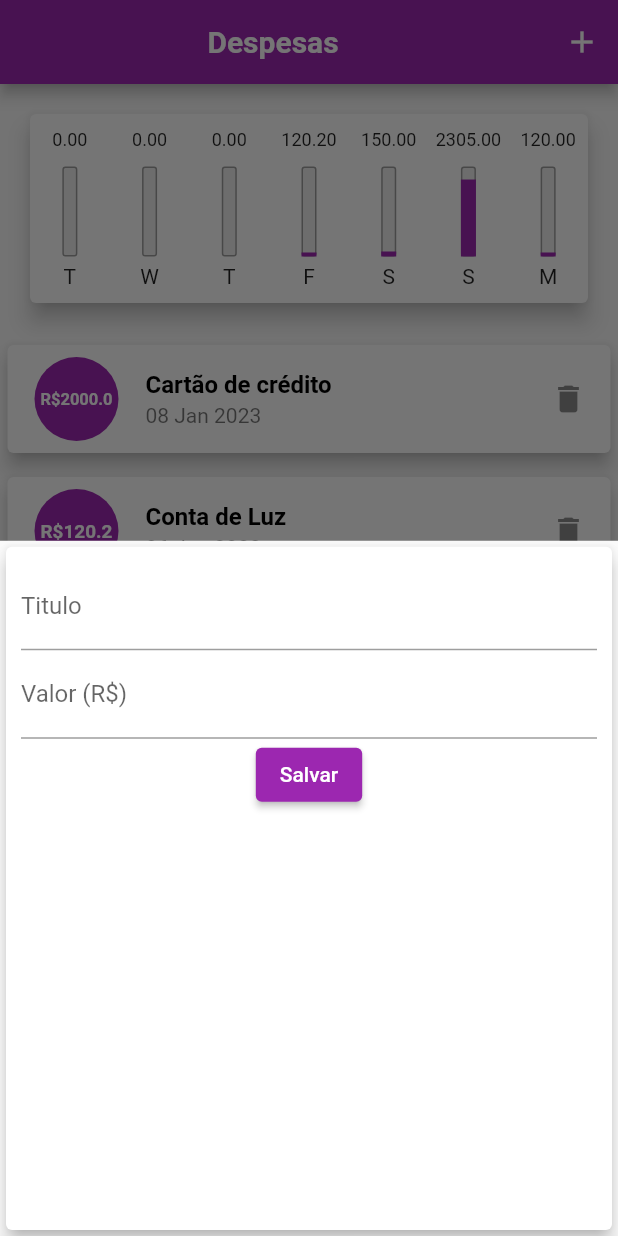
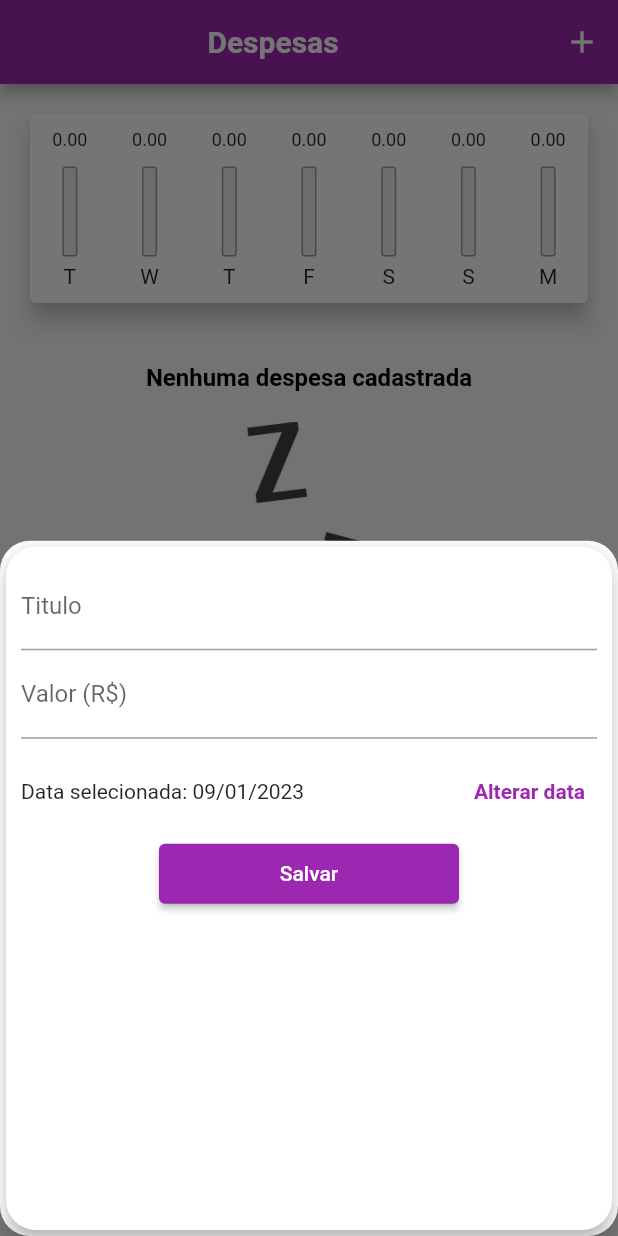
Before and after one commit to leiarafaela/expenses, a Flutter app: the screen it shows after launch, after a tap on the "add" icon, on a phone screen of 412 x 824 dp. Run offline on Flutter 3.47's test engine with Material 2 defaults, Android fonts, the phone set to English and light mode, and no system bars; Roboto replaces fonts that are missing (OpenSans).

Commit message:
Add showDatePicker in forms

```diff
--- a/lib/components/chart.dart
+++ b/lib/components/chart.dart
@@ -60,7 +60,9 @@ class Chart extends StatelessWidget {
               child: ChartBar(
                 label: tr['day'].toString(),
                 value: (tr['value'] as double),
-                percentage: (tr['value'] as double) / _weekTotalValue,
+                percentage: _weekTotalValue == 0
+                    ? 0
+                    : (tr['value'] as double) / _weekTotalValue,
               ),
             );
           }).toList(),
--- a/lib/components/transaction_form.dart
+++ b/lib/components/transaction_form.dart
@@ -1,59 +1,107 @@
 import 'package:flutter/material.dart';
+import 'package:intl/intl.dart';
 
 class TransactionForm extends StatefulWidget {
-  TransactionForm({
+  const TransactionForm({
     super.key,
     required this.onSubmit,
   });
 
-  final Function(String, double) onSubmit;
+  final Function(String, double, DateTime) onSubmit;
 
   @override
   State<TransactionForm> createState() => _TransactionFormState();
 }
 
 class _TransactionFormState extends State<TransactionForm> {
-  final titleController = TextEditingController();
-
-  final valueController = TextEditingController();
+  final _titleController = TextEditingController();
+  final _valueController = TextEditingController();
+  DateTime _selectedDate = DateTime.now();
 
   _submitForm() {
-    final title = titleController.text;
-    final value = double.tryParse(valueController.text) ?? 0.0;
+    final title = _titleController.text;
+    final value = double.tryParse(_valueController.text) ?? 0.0;
 
-    if (title.isEmpty || value <= 0) {
+    if (title.isEmpty || value <= 0 || _selectedDate == null) {
       return;
     }
-    widget.onSubmit(title, value);
+    widget.onSubmit(
+      title,
+      value,
+      _selectedDate,
+    );
+  }
+
+  _showDatePicker() {
+    showDatePicker(
+      context: context,
+      initialDate: DateTime.now(),
+      firstDate: DateTime(2019),
+      lastDate: DateTime.now(),
+    ).then((pickedDate) {
+      if (pickedDate == null) {
+        return;
+      }
+
+      setState(() {
+        _selectedDate = pickedDate;
+      });
+    });
   }
 
   @override
   Widget build(BuildContext context) {
     return Card(
+      shape: RoundedRectangleBorder(
+        borderRadius: BorderRadius.circular(20.0),
+      ),
       elevation: 5,
       child: Padding(
         padding: const EdgeInsets.all(10),
         child: Column(children: [
           TextField(
-            controller: titleController,
+            controller: _titleController,
             onSubmitted: (_) => _submitForm(),
             decoration: const InputDecoration(
               labelText: 'Titulo',
             ),
           ),
           TextField(
-            controller: valueController,
+            controller: _valueController,
             keyboardType: const TextInputType.numberWithOptions(decimal: true),
             onSubmitted: (_) => _submitForm(),
             decoration: const InputDecoration(
               labelText: 'Valor (R\$)',
             ),
           ),
-          ElevatedButton(
-            child: const Text('Salvar'),
-            onPressed: () {
-              _submitForm();
-            },
+          SizedBox(
+            height: 70,
+            child: Row(
+              children: [
+                Expanded(
+                  child: Text(
+                    'Data selecionada: ${DateFormat('dd/MM/y').format(_selectedDate)}',
+                  ),
+                ),
+                TextButton(
+                  onPressed: _showDatePicker,
+                  child: const Text(
+                    'Alterar data',
+                    style: TextStyle(fontWeight: FontWeight.bold),
+                  ),
+                )
+              ],
+            ),
+          ),
+          SizedBox(
+            width: 200,
+            height: 40,
+            child: ElevatedButton(
+              child: const Text('Salvar'),
+              onPressed: () {
+                _submitForm();
+              },
+            ),
           ),
         ]),
       ),
--- a/lib/main.dart
+++ b/lib/main.dart
@@ -58,7 +58,7 @@ class HomePage extends StatefulWidget {
 
 class _HomePageState extends State<HomePage> {
   final List<Transaction> _transactions = [
-    Transaction(
+    /* Transaction(
       't0',
       title: 'Cartão de crédito',
       value: 2000.00,
@@ -93,7 +93,7 @@ class _HomePageState extends State<HomePage> {
       title: 'Tenis',
       value: 250.00,
       date: DateTime.now().subtract(const Duration(days: 1)),
-    ),
+    ), */
   ];
 
   List<Transaction> get _recentTransactions {
@@ -106,12 +106,12 @@ class _HomePageState extends State<HomePage> {
     }).toList();
   }
 
-  _addTransaction(String title, double value) {
+  _addTransaction(String title, double value, DateTime date) {
     final newTransaction = Transaction(
       Random().nextDouble().toString(),
       title: title,
       value: value,
-      date: DateTime.now(),
+      date: date,
     );
 
     setState(() {
@@ -123,6 +123,9 @@ class _HomePageState extends State<HomePage> {
 
   _openTransactionFormModal(BuildContext context) {
     showModalBottomSheet(
+      shape: RoundedRectangleBorder(
+        borderRadius: BorderRadius.circular(20.0),
+      ),
       context: context,
       builder: (_) {
         return TransactionForm(onSubmit: _addTransaction);
@@ -138,7 +141,7 @@ class _HomePageState extends State<HomePage> {
         actions: [
           IconButton(
             onPressed: () => _openTransactionFormModal(context),
-            icon: Icon(Icons.add),
+            icon: const Icon(Icons.add),
           )
         ],
       ),
```
